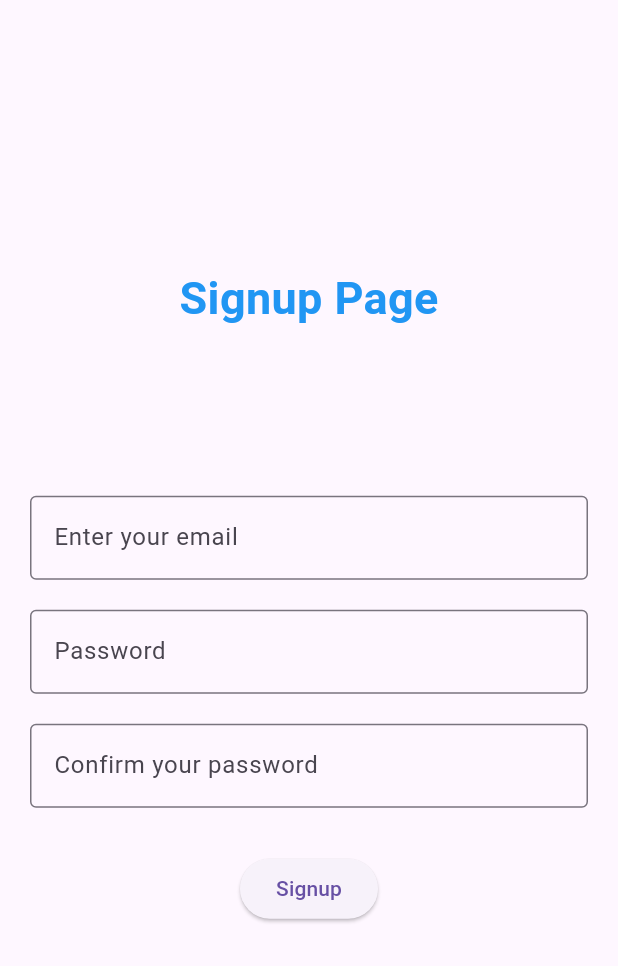
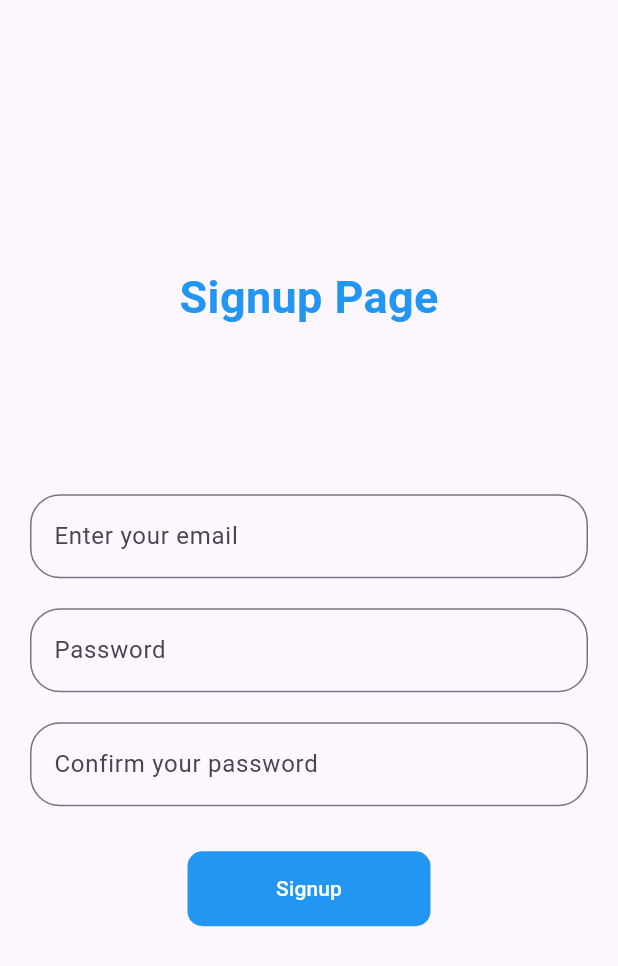
Before and after one commit to RafaelWhoa/cota-energy-client, a Flutter app: the SignupPage screen opened by its route, on a phone screen of 412 x 824 dp. Shown: the top 966 px of the screen. Run offline on Flutter 3.47's test engine with Material 3 defaults, Android fonts, the phone set to English and light mode, and no system bars; our stand-ins replace flutter_map, flutter_modular, flutter_svg, hive, hive_flutter, latlong2; accounts and stored records are empty.

Commit message:
feat: changed signup page

```diff
--- a/lib/features/signup/signup_page.dart
+++ b/lib/features/signup/signup_page.dart
@@ -21,6 +21,12 @@
     });
   }
 
+  final TextEditingController _emailController = TextEditingController();
+  final TextEditingController _passwordController = TextEditingController();
+  final TextEditingController _confirmPasswordController =
+      TextEditingController();
+  final _formKey = GlobalKey<FormState>();
+
   late bool _isSignupDisabled;
 
   @override
@@ -29,22 +35,23 @@
         body: Center(
             child:
                 Column(mainAxisAlignment: MainAxisAlignment.center, children: [
-      const Text("Signup Page", style: TextStyle(
-        fontSize: 30,
-        fontWeight: FontWeight.bold,
-        color: Colors.blue
-      ),),
+      const Text(
+        "Signup Page",
+        style: TextStyle(
+            fontSize: 30, fontWeight: FontWeight.bold, color: Colors.blue),
+      ),
       const SizedBox(
         height: 110,
       ),
       Form(
+        key: _formKey,
           child: Column(
         children: [
           SizedBox(
             width: MediaQuery.of(context).size.width - 40,
             child: TextFormField(
               decoration: const InputDecoration(
-                border: OutlineInputBorder(),
+                border: OutlineInputBorder(borderRadius: BorderRadius.all(Radius.circular(20))),
                 hintText: 'Enter your email',
               ),
             ),
@@ -56,7 +63,7 @@
             width: MediaQuery.of(context).size.width - 40,
             child: TextFormField(
               decoration: const InputDecoration(
-                border: OutlineInputBorder(),
+                border: OutlineInputBorder(borderRadius: BorderRadius.all(Radius.circular(20))),
                 hintText: 'Password',
               ),
             ),
@@ -68,7 +75,7 @@
             width: MediaQuery.of(context).size.width - 40,
             child: TextFormField(
               decoration: const InputDecoration(
-                border: OutlineInputBorder(),
+                border: OutlineInputBorder(borderRadius: BorderRadius.all(Radius.circular(20))),
                 hintText: 'Confirm your password',
               ),
             ),
@@ -76,7 +83,20 @@
           const SizedBox(
             height: 30,
           ),
-          ElevatedButton(onPressed: () {}, child: _isSignupDisabled ? const CircularProgressIndicator() : const Text('Signup'))
+          SizedBox(
+              width: MediaQuery.of(context).size.width - 250,
+              child: TextButton(
+                  style: TextButton.styleFrom(
+                    backgroundColor:
+                        _isSignupDisabled ? Colors.grey : Colors.blue,
+                    shape: RoundedRectangleBorder(
+                        borderRadius: BorderRadius.circular(10)),
+                    padding: const EdgeInsets.all(15),
+                  ),
+                  onPressed: () {},
+                  child: _isSignupDisabled
+                      ? const CircularProgressIndicator()
+                      : const Text('Signup', style: TextStyle(color: Colors.white),)))
         ],
       ))
     ])));
```
